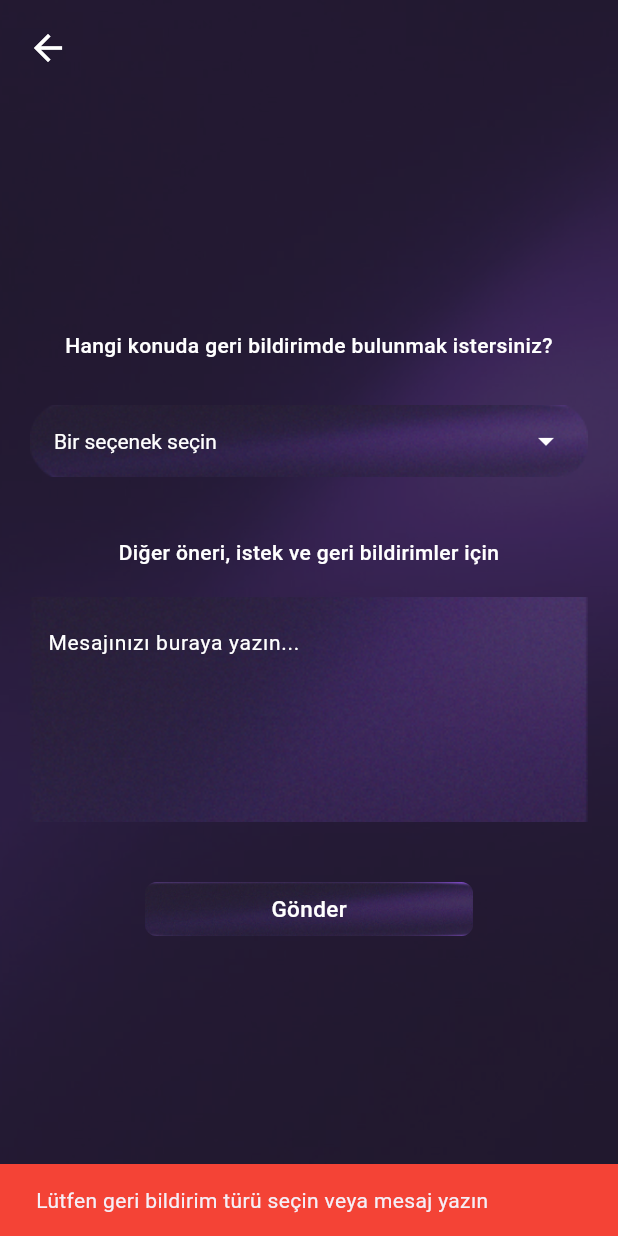
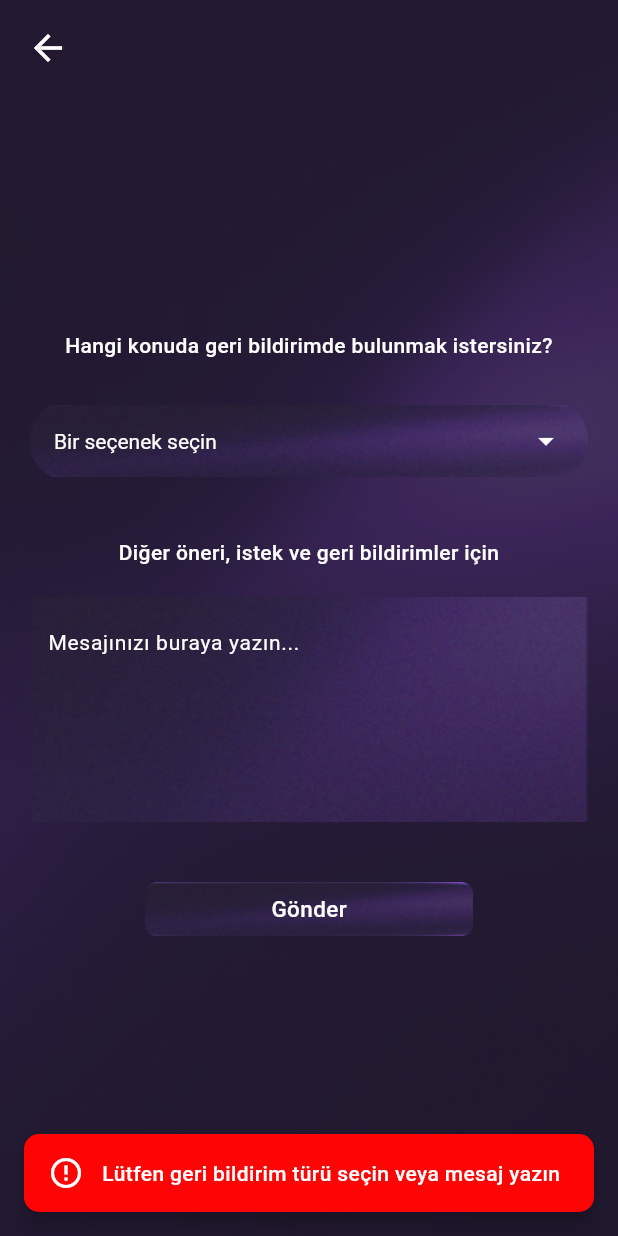
Before and after one commit to Xusroth/Grup95-Bootcamp, a Flutter app: the ReportScreen1 screen opened directly, after a tap on "Gönder", on a phone screen of 412 x 824 dp. Run offline on Flutter 3.47's test engine with Material 3 defaults, Android fonts, the phone set to English and light mode, and no system bars; our stand-ins replace animated_text_kit, app_links, flutter_dotenv, shared_preferences; missing offline and left inert: gradient_slide_to_act; accounts and stored records are empty; Roboto replaces fonts that are missing (Poppins).

Commit message:
snackbarlar güncellendi

```diff
--- a/lib/screens/ReportScreen1.dart
+++ b/lib/screens/ReportScreen1.dart
@@ -22,12 +22,79 @@ class _ReportScreen1State extends State<ReportScreen1> {
     'Performans Sorunu',
   ];
 
+
+  void _showErrorSnackBar(BuildContext context, String message) {
+    ScaffoldMessenger.of(context).showSnackBar(
+      SnackBar(
+        content: Row(
+          children: [
+            Icon(Icons.error_outline, color: Colors.white, size: 24),
+            const SizedBox(width: 12),
+            Expanded(
+              child: Text(
+                message,
+                style: const TextStyle(
+                  color: Colors.white,
+                  fontWeight: FontWeight.w500,
+                ),
+              ),
+            ),
+          ],
+        ),
+        backgroundColor: const Color.fromARGB(255, 255, 4, 4),
+        behavior: SnackBarBehavior.floating,
+        shape: RoundedRectangleBorder(borderRadius: BorderRadius.circular(10)),
+        margin: const EdgeInsets.all(16),
+        padding: const EdgeInsets.symmetric(horizontal: 16, vertical: 14),
+        duration: const Duration(seconds: 3),
+        elevation: 6,
+      ),
+    );
+  }
+
+
+  void _showSuccessSnackBar(BuildContext context, String message) {
+    ScaffoldMessenger.of(context).showSnackBar(
+      SnackBar(
+        content: Row(
+          children: [
+            Icon(Icons.check_circle, color: Colors.white, size: 24),
+            const SizedBox(width: 12),
+            Expanded(
+              child: Text(
+                message,
+                style: const TextStyle(
+                  color: Colors.white,
+                  fontWeight: FontWeight.w500,
+                ),
+              ),
+            ),
+          ],
+        ),
+        backgroundColor: Colors.green[600],
+        behavior: SnackBarBehavior.floating,
+        shape: RoundedRectangleBorder(borderRadius: BorderRadius.circular(10)),
+        margin: const EdgeInsets.all(16),
+        padding: const EdgeInsets.symmetric(horizontal: 16, vertical: 14),
+        duration: const Duration(seconds: 3),
+        elevation: 6,
+      ),
+    );
+  }
+
   void _submitFeedback() async {
     final auth = AuthService();
     final token = await auth.getString('token');
 
-    if ((selectedOption != null && selectedOption!.isNotEmpty) ||
-        _feedbackController.text.isNotEmpty) {
+    if ((selectedOption == null || selectedOption!.isEmpty) &&
+        _feedbackController.text.isEmpty) {
+      _showErrorSnackBar(
+        context,
+        'Lütfen geri bildirim türü seçin veya mesaj yazın',
+      );
+      return;
+    }
+
     try {
       final response = await http.post(
         Uri.parse('$baseURL/error/report'),
@@ -42,6 +109,7 @@ class _ReportScreen1State extends State<ReportScreen1> {
       );
 
       if (response.statusCode == 201) {
+        if (!mounted) return;
         Navigator.push(
           context,
           MaterialPageRoute(builder: (context) => FeedbackThanksScreen()),
@@ -49,25 +117,12 @@ class _ReportScreen1State extends State<ReportScreen1> {
       } else {
         final detail =
             jsonDecode(response.body)['detail'] ?? 'Gönderim başarısız';
-          ScaffoldMessenger.of(context).showSnackBar(
-            SnackBar(content: Text(detail), backgroundColor: Colors.red),
-          );
+        if (!mounted) return;
+        _showErrorSnackBar(context, detail);
       }
     } catch (e) {
-        ScaffoldMessenger.of(context).showSnackBar(
-          SnackBar(
-            content: Text('Hata oluştu: $e'),
-            backgroundColor: Colors.red,
-          ),
-        );
-      }
-    } else {
-      ScaffoldMessenger.of(context).showSnackBar(
-        SnackBar(
-          content: Text('Lütfen geri bildirim türü seçin veya mesaj yazın'),
-          backgroundColor: Colors.red,
-        ),
-      );
+      if (!mounted) return;
+      _showErrorSnackBar(context, 'Hata oluştu: ${e.toString()}');
     }
   }
 
@@ -274,7 +329,7 @@ class _ReportScreen1State extends State<ReportScreen1> {
               child: IconButton(
                 icon: Icon(Icons.arrow_back, color: Colors.white, size: 28),
                 onPressed: () {
-                  Navigator.pop(context); // Geri gitme işlemi
+                  Navigator.pop(context);
                 },
               ),
             ),
```
Also changed, not shown: lib/screens/login_screen.dart (+66 -22 lines), lib/screens/update_profile.dart (+100 -17 lines), 1 other file. Lines whose indentation alone changed are shown as unchanged.
